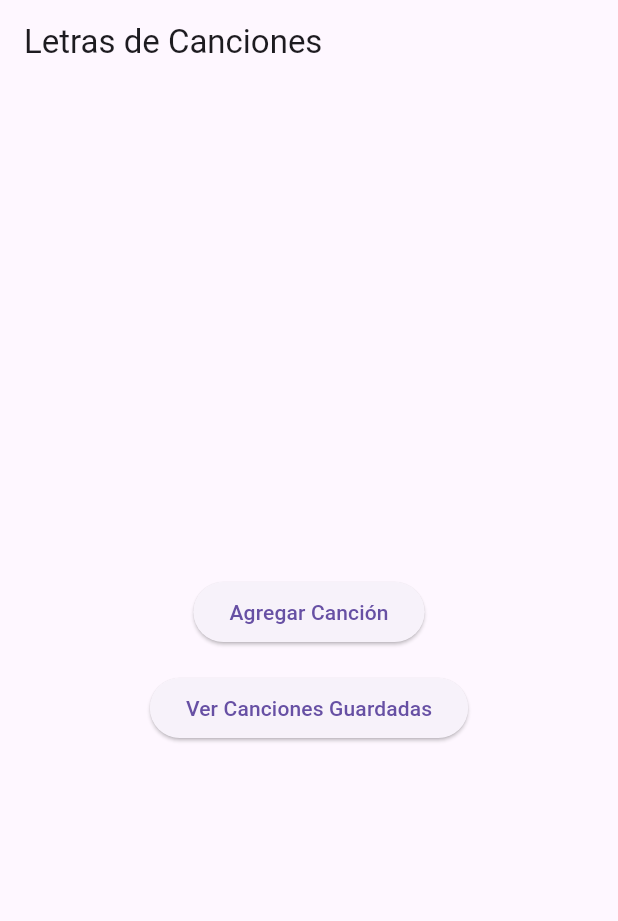
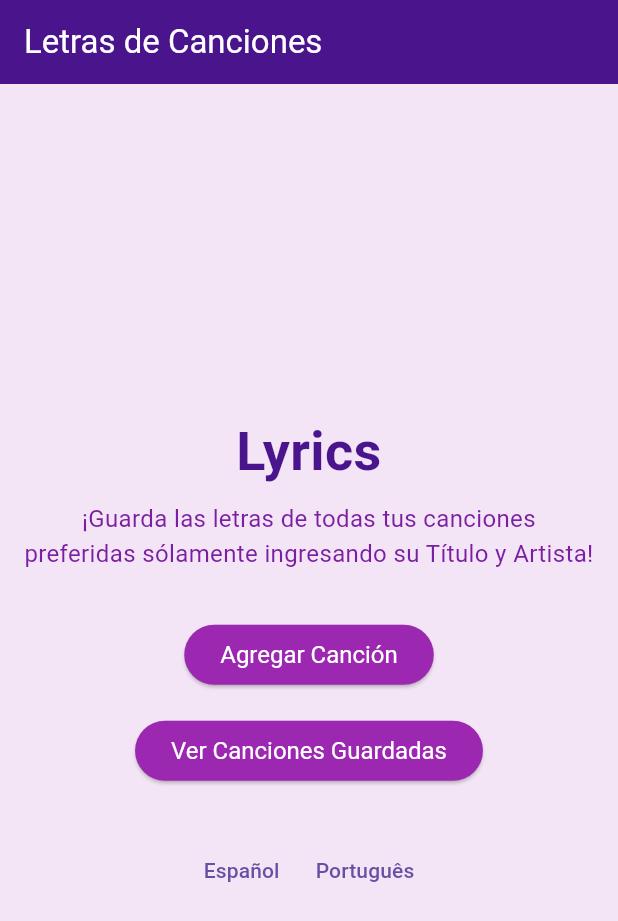
Before and after one commit to nhaisentena/projetoletras, a Flutter app: the screen it shows after launch, on a phone screen of 412 x 824 dp. Shown: the top 921 px of the screen. Run offline on Flutter 3.47's test engine with Material 3 defaults, Android fonts, the light colour scheme and no system bars; our stand-ins replace sqflite, sqflite_common_ffi, sqflite_common_ffi_web; accounts and stored records are empty.

Commit message:
Commit lyrics

```diff
--- a/lib/database/databasehelper.dart
+++ b/lib/database/databasehelper.dart
@@ -6,7 +6,7 @@ import 'package:letras/models/cancion.dart';
 
 
 class databasehelper {
-  static final databasehelper instance = databasehelper._init();
+  static final databasehelper instance= databasehelper._init();
 
   static Database? _database;
 
@@ -26,6 +26,8 @@ class databasehelper {
 
     return await openDatabase(pathToDB, version: 1, onCreate: _onCreate);
   }
+
+
 
   Future _onCreate(Database db, int version) async {
     const idType='INTEGER PRIMARY KEY AUTOINCREMENT';
--- /dev/null
+++ b/lib/estilo_idioma/estilo.dart
@@ -0,0 +1,31 @@
+import 'package:flutter/material.dart';
+class Estilo {
+  static final tema=ThemeData(
+    primarySwatch: Colors.purple,
+    scaffoldBackgroundColor: Colors.purple.shade50,
+    appBarTheme: AppBarTheme(
+      backgroundColor: Colors.purple.shade900,
+      foregroundColor: Colors.white,
+    ),
+    elevatedButtonTheme: ElevatedButtonThemeData(
+      style: ElevatedButton.styleFrom(
+        backgroundColor: Colors.purple,
+        foregroundColor: Colors.white,
+        textStyle: const TextStyle(fontSize: 16),
+      ),
+    ),
+  );
+
+
+
+  static final titulo= TextStyle(
+    fontSize: 36,
+    fontWeight: FontWeight.bold,
+    color: Colors.purple.shade900,
+  );
+
+  static final descripcion=TextStyle(
+    fontSize: 16,
+    color: Colors.purple.shade700,
+  );
+}
--- /dev/null
+++ b/lib/estilo_idioma/idioma.dart
@@ -0,0 +1,26 @@
+enum Idioma { espanol, portugues }
+
+class Idiomas {
+  static final titulo= {
+    Idioma.espanol: 'Letras de Canciones',
+    Idioma.portugues: 'Letras de Músicas',
+  };
+
+  static final descripcion={
+    Idioma.espanol:
+        '¡Guarda las letras de todas tus canciones preferidas sólamente ingresando su Título y Artista!',
+
+    Idioma.portugues:
+        'Salve as letras de suas músicas favoritas apenas inserindo o Título e o Artista!',
+  };
+
+  static final agregar= {
+    Idioma.espanol: 'Agregar Canción',
+    Idioma.portugues: 'Adicionar Música',
+  };
+
+  static final verGuardadas= {
+    Idioma.espanol: 'Ver Canciones Guardadas',
+    Idioma.portugues: 'Ver Músicas Salvas',
+  };
+}
--- a/lib/main.dart
+++ b/lib/main.dart
@@ -7,9 +7,10 @@ import 'package:letras/paginas/agregarcancion.dart';
 
 import 'dart:io';
 
-import 'package:flutter/cupertino.dart';
+import 'package:letras/estilo_idioma/estilo.dart';
+import 'package:letras/estilo_idioma/idioma.dart';
+
 import 'package:sqflite_common_ffi_web/sqflite_ffi_web.dart';
-
 
 Future<void> main() async {
   WidgetsFlutterBinding.ensureInitialized();
@@ -22,47 +23,59 @@ Future<void> main() async {
     }
   }
 
-
-
-  var db= await openDatabase(inMemoryDatabasePath);
-  print((await db.rawQuery('SELECT sqlite_version()')).first.values.first);
-  await db.close();
-
   runApp(MyApp());
 }
-
-
-
-
-
-
 
 class MyApp extends StatelessWidget {
   @override
   Widget build(BuildContext context) {
     return MaterialApp(
       title: 'Letras de Canciones',
-      theme: ThemeData(
-        primarySwatch: Colors.red,
-      ),
+      theme: Estilo.tema,
       home: HomePage(),
     );
   }
 }
 
-class HomePage extends StatelessWidget {
+class HomePage extends StatefulWidget {
   const HomePage({Key? key}) : super(key: key);
+
+  @override
+  State<HomePage> createState() => _HomePageState();
+}
+
+class _HomePageState extends State<HomePage> {
+  Idioma idiomaActual = Idioma.espanol;
+
+  void cambiarIdioma(Idioma nuevoIdioma) {
+    setState(() {
+      idiomaActual=nuevoIdioma;
+    });
+  }
 
 
 
   @override
   Widget build(BuildContext context) {
     return Scaffold(
-      appBar: AppBar(title: const Text('Letras de Canciones')),
-      body: Center(
+      appBar: AppBar(title: Text(Idiomas.titulo[idiomaActual]!)),
+      body: Padding(
+        padding: const EdgeInsets.all(16.0),
         child: Column(
           mainAxisAlignment: MainAxisAlignment.center,
           children: [
+            Text(
+              'Lyrics',
+              style: Estilo.titulo,
+              textAlign: TextAlign.center,
+            ),
+            SizedBox(height: 8),
+            Text(
+              Idiomas.descripcion[idiomaActual]!,
+              style: Estilo.descripcion,
+              textAlign: TextAlign.center,
+            ),
+            SizedBox(height: 32),
             ElevatedButton(
               onPressed: () {
                 Navigator.push(
@@ -71,24 +84,37 @@ class HomePage extends StatelessWidget {
                     builder: (context) => agregarcancion(
                       onSave: (cancion) async {
                         await databasehelper.instance.addCancion(cancion);
-                        print( 'Canción guardada: ${cancion.titulo}, ${cancion.artista}');
                       },
                     ),
                   ),
                 );
               },
-              child: const Text('Agregar Canción'),
+              child: Text(Idiomas.agregar[idiomaActual]!),
             ),
-            const SizedBox(height: 16),
+            SizedBox(height: 16),
             ElevatedButton(
               onPressed: () {
                 Navigator.push(
                   context,
-                  MaterialPageRoute(builder: (context) => const listacanciones()),
+                  MaterialPageRoute(builder: (context) => listacanciones()),
                 );
               },
-              child: const Text('Ver Canciones Guardadas'),
+              child: Text(Idiomas.verGuardadas[idiomaActual]!),
             ),
+            SizedBox(height: 32),
+            Row(
+              mainAxisAlignment: MainAxisAlignment.center,
+              children: [
+                TextButton(
+                  onPressed: () => cambiarIdioma(Idioma.espanol),
+                  child: const Text('Español'),
+                ),
+                TextButton(
+                  onPressed: () => cambiarIdioma(Idioma.portugues),
+                  child: const Text('Português'),
+                ),
+              ],
+            )
           ],
         ),
       ),
--- a/lib/models/cancion.dart
+++ b/lib/models/cancion.dart
@@ -3,6 +3,8 @@ class Cancion {
   final String titulo;
   final String artista;
   final String lyrics;
+
+  var letra;
 
   Cancion({
     this.id,
--- a/pubspec.yaml
+++ b/pubspec.yaml
@@ -1,7 +1,7 @@
 name: letras
 description: A new Flutter project.
 
-publish_to: 'none' # This tells pub not to publish to pub.dev.
+publish_to: 'none'
 
 version: 1.0.0+1
 
@@ -12,7 +12,7 @@ dependencies:
   flutter:
     sdk: flutter
   sqflite: ^2.0.0
-  sqflite_common_ffi_web: any # Agrega esto para que funcione en la web
+  sqflite_common_ffi_web: any
   path_provider: ^2.0.15
   http: ^1.0.0
   cupertino_icons: ^1.0.8
```
Also changed, not shown: lib/database/canciondatabase.dart (+8 -4 lines), lib/estilo_idioma/detallecancion.dart (added, +56 -0 lines), lib/paginas/agregarcancion.dart (+12 -10 lines), lib/paginas/listacanciones.dart (+15 -17 lines).
